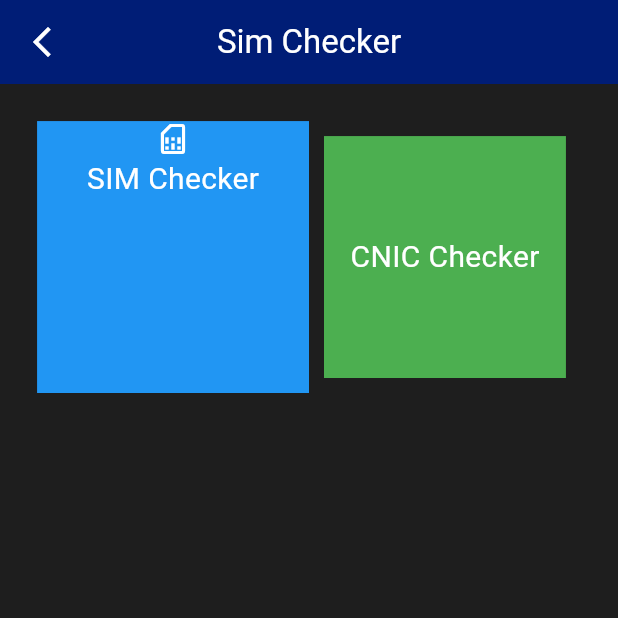
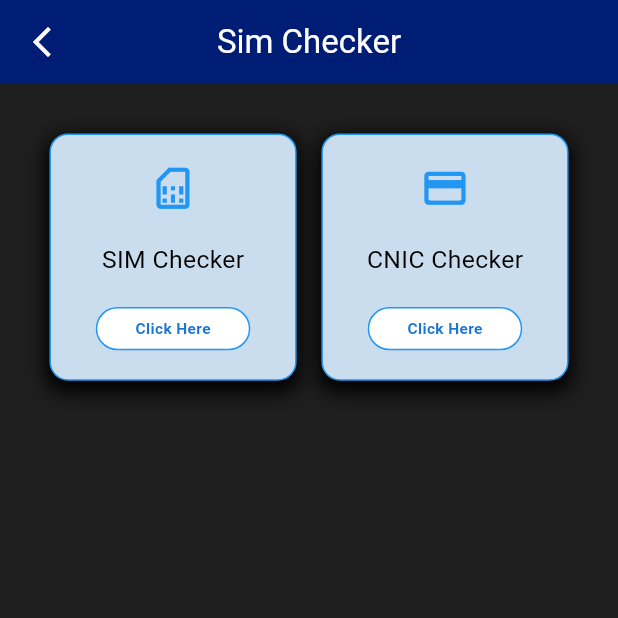
Before and after one commit to ranasherry/package-info-app, a Flutter app: the SubSimCheckerView screen opened by its route, on a phone screen of 412 x 824 dp, the top half of it. Run offline on Flutter 3.47's test engine with Material 3 defaults, Android fonts, the phone set to English and light mode, and no system bars; our stand-ins replace firebase_analytics, firebase_core, firebase_messaging, flutter_easyloading, flutter_local_notifications, get and 3 more; missing offline and left inert: applovin_max, launch_review; accounts and stored records are empty.

Commit message:
cnic checker

```diff
--- a/lib/app/modules/routes/app_pages.dart
+++ b/lib/app/modules/routes/app_pages.dart
@@ -1,5 +1,6 @@
 import 'package:all_network_packages/app/modules/home/bindings/jazz_binding.dart';
 import 'package:all_network_packages/app/modules/home/bindings/settings_binding.dart';
+import 'package:all_network_packages/app/modules/sim_checker/binding/cnic_checker_binding.dart';
 import 'package:all_network_packages/app/modules/sim_checker/binding/sim_checker_binding.dart';
 import 'package:all_network_packages/app/modules/home/bindings/telenor_binding.dart';
 import 'package:all_network_packages/app/modules/home/bindings/ufone_binding.dart';
@@ -196,7 +197,7 @@ class AppPages {
     GetPage(
       name: _Paths.CNICCHECKERVIEW,
       page: () => CnicCheckerView(),
-      // binding:
+      binding: CnicCheckerBinding(),
     ),
   ];
 }
--- /dev/null
+++ b/lib/app/modules/sim_checker/binding/cnic_checker_binding.dart
@@ -0,0 +1,9 @@
+import 'package:all_network_packages/app/modules/sim_checker/controller/cnic_checker_ctl.dart';
+import 'package:get/get.dart';
+
+class CnicCheckerBinding extends Bindings {
+  @override
+  void dependencies() {
+    Get.put(CnicCheckerCTL());
+  }
+}
--- /dev/null
+++ b/lib/app/modules/sim_checker/controller/cnic_checker_ctl.dart
@@ -0,0 +1,15 @@
+import 'package:get/get.dart';
+
+class CnicCheckerCTL extends GetxController {
+  @override
+  void onInit() {
+    // TODO: implement onInit
+    super.onInit();
+  }
+
+  @override
+  void onClose() {
+    // TODO: implement onClose
+    super.onClose();
+  }
+}
--- a/lib/app/modules/sim_checker/views/sub_sim_checker_view.dart
+++ b/lib/app/modules/sim_checker/views/sub_sim_checker_view.dart
@@ -34,18 +34,53 @@ class SubSimCheckerView extends StatelessWidget {
                   },
                   child: Container(
                     decoration: BoxDecoration(
-                      color: Colors.blue,
+                      color: Color(0xFFCADDEE),
+                      borderRadius: BorderRadius.circular(
+                          SizeConfig.blockSizeHorizontal * 3),
+                      border: Border.all(color: Colors.blue),
+                      boxShadow: [
+                        BoxShadow(
+                          color: Colors.black, // Shadow color
+                          spreadRadius: 2, // Spread radius
+                          blurRadius: 10, // Blur radius
+                          offset: Offset(0, 5), // Offset in x and y direction
+                        ),
+                      ],
                     ),
-                    // margin: EdgeInsets.all(10),
+                    margin: EdgeInsets.all(SizeConfig.blockSizeHorizontal * 2),
                     child: Column(
+                      mainAxisAlignment: MainAxisAlignment.spaceEvenly,
                       children: [
                         Icon(
                           Icons.sim_card_outlined,
-                          color: Colors.white,
+                          color: Colors.blue,
+                          size: SizeConfig.blockSizeHorizontal * 8,
                         ),
                         Text(
                           'SIM Checker',
-                          style: TextStyle(color: Colors.white, fontSize: 20),
+                          style: TextStyle(
+                            color: Colors.black,
+                            fontSize: SizeConfig.blockSizeHorizontal * 4,
+                          ),
+                        ),
+                        Container(
+                          height: SizeConfig.blockSizeVertical * 3.5,
+                          width: SizeConfig.blockSizeHorizontal * 25,
+                          decoration: BoxDecoration(
+                              color: Colors.white,
+                              border: Border.all(color: Colors.blue),
+                              borderRadius: BorderRadius.circular(
+                                  SizeConfig.blockSizeHorizontal * 7)),
+                          child: Center(
+                            child: Text(
+                              "Click Here",
+                              style: TextStyle(
+                                  fontSize:
+                                      SizeConfig.blockSizeHorizontal * 2.5,
+                                  fontWeight: FontWeight.bold,
+                                  color: Colors.blue.shade700),
+                            ),
+                          ),
                         ),
                       ],
                     ),
@@ -56,13 +91,57 @@ class SubSimCheckerView extends StatelessWidget {
                     Get.toNamed(Routes.CNICCHECKERVIEW);
                   },
                   child: Container(
-                    color: Colors.green,
-                    margin: EdgeInsets.all(10),
-                    child: Center(
-                      child: Text(
-                        'CNIC Checker',
-                        style: TextStyle(color: Colors.white, fontSize: 20),
-                      ),
+                    decoration: BoxDecoration(
+                      color: Color(0xFFCADDEE),
+                      borderRadius: BorderRadius.circular(
+                          SizeConfig.blockSizeHorizontal * 3),
+                      border: Border.all(color: Colors.blue),
+                      boxShadow: [
+                        BoxShadow(
+                          color: Colors.black, // Shadow color
+                          spreadRadius: 2, // Spread radius
+                          blurRadius: 10, // Blur radius
+                          offset: Offset(0, 5), // Offset in x and y direction
+                        ),
+                      ],
+                    ),
+                    margin: EdgeInsets.all(SizeConfig.blockSizeHorizontal * 2),
+                    child: Column(
+                      mainAxisAlignment: MainAxisAlignment.spaceEvenly,
+                      children: [
+                        Icon(
+                          Icons.credit_card_rounded,
+                          color: Colors.blue,
+                          size: SizeConfig.blockSizeHorizontal * 8,
+                        ),
+                        Text(
+                          'CNIC Checker',
+                          style: TextStyle(
+                            color: Colors.black,
+                            fontSize: SizeConfig.blockSizeHorizontal * 4,
+                          ),
+                        ),
+                        Container(
+                          height: SizeConfig.blockSizeVertical * 3.5,
+                          width: SizeConfig.blockSizeHorizontal * 25,
+                          decoration: BoxDecoration(
+                            color: Colors.white,
+                            border: Border.all(color: Colors.blue),
+                            borderRadius: BorderRadius.circular(
+                                SizeConfig.blockSizeHorizontal * 7),
+                          ),
+                          child: Center(
+                            child: Text(
+                              "Click Here",
+                              style: TextStyle(
+                                  fontSize:
+                                      SizeConfig.blockSizeHorizontal * 2.5,
+                                  fontWeight: FontWeight.bold,
+                                  color: Colors.blue.shade700),
+                            ),
+                          ),
+                        ),
+                      ],
                     ),
                   ),
                 ),
```
